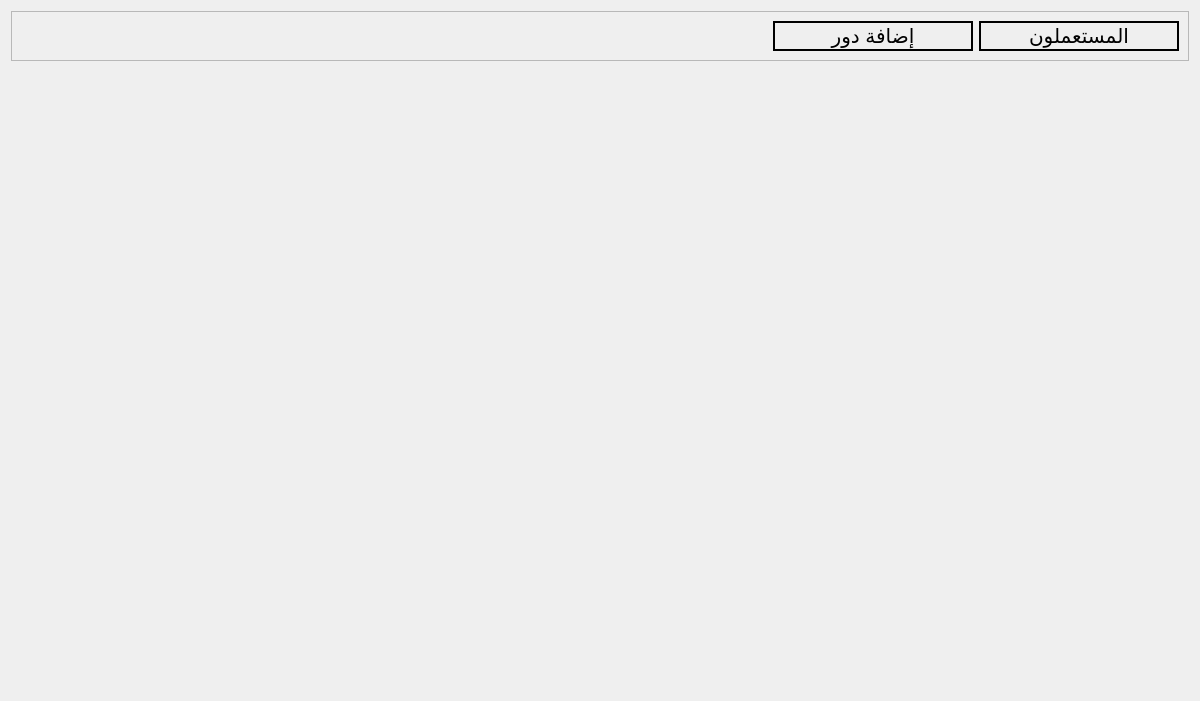
Old version of the form app/ui/others/user_part.ui in the repository yahiab05/student-managment-v2.0.
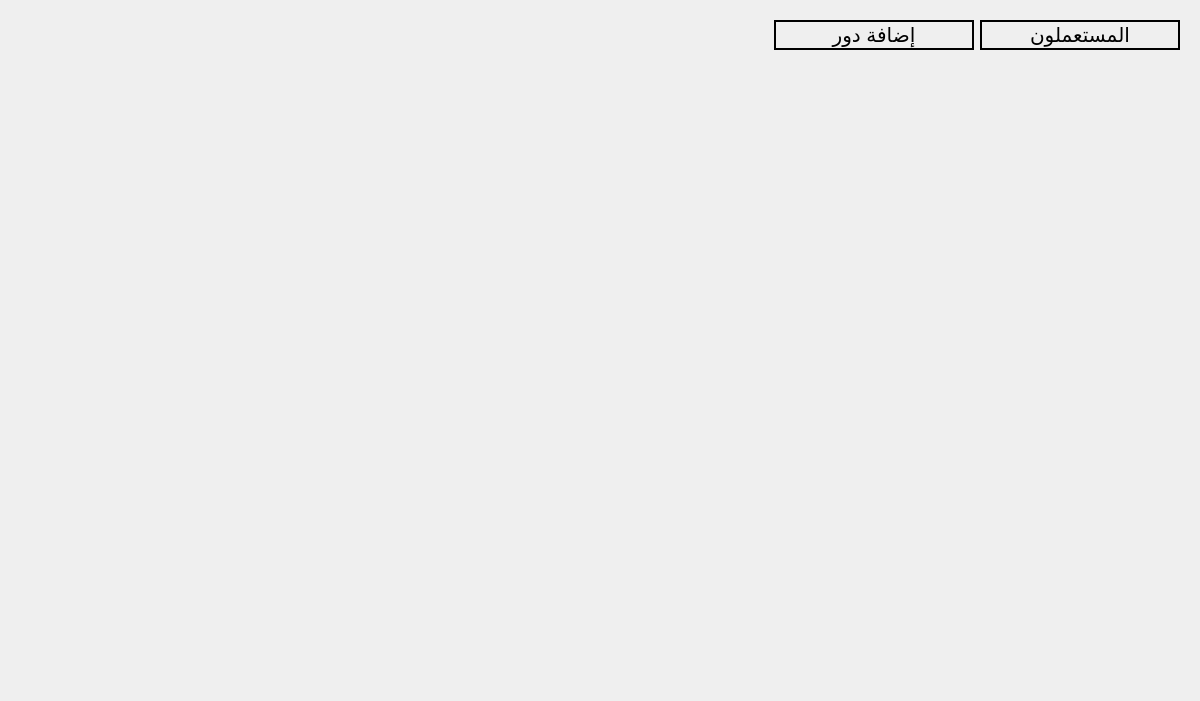
New version of the form.

The edit to the form file:
```diff
--- a/app/ui/others/user_part.ui
+++ b/app/ui/others/user_part.ui
@@ -17,16 +17,16 @@
    <item>
     <widget class="QFrame" name="frame">
      <property name="frameShape">
-      <enum>QFrame::Shape::StyledPanel</enum>
-     </property>
-     <property name="frameShadow">
-      <enum>QFrame::Shadow::Raised</enum>
+      <enum>QFrame::NoFrame</enum>
      </property>
      <layout class="QHBoxLayout" name="horizontalLayout">
       <item>
        <spacer name="horizontalSpacer">
         <property name="orientation">
-         <enum>Qt::Orientation::Horizontal</enum>
+         <enum>Qt::Horizontal</enum>
+        </property>
+        <property name="sizeType">
+         <enum>QSizePolicy::MinimumExpanding</enum>
         </property>
         <property name="sizeHint" stdset="0">
          <size>
```
